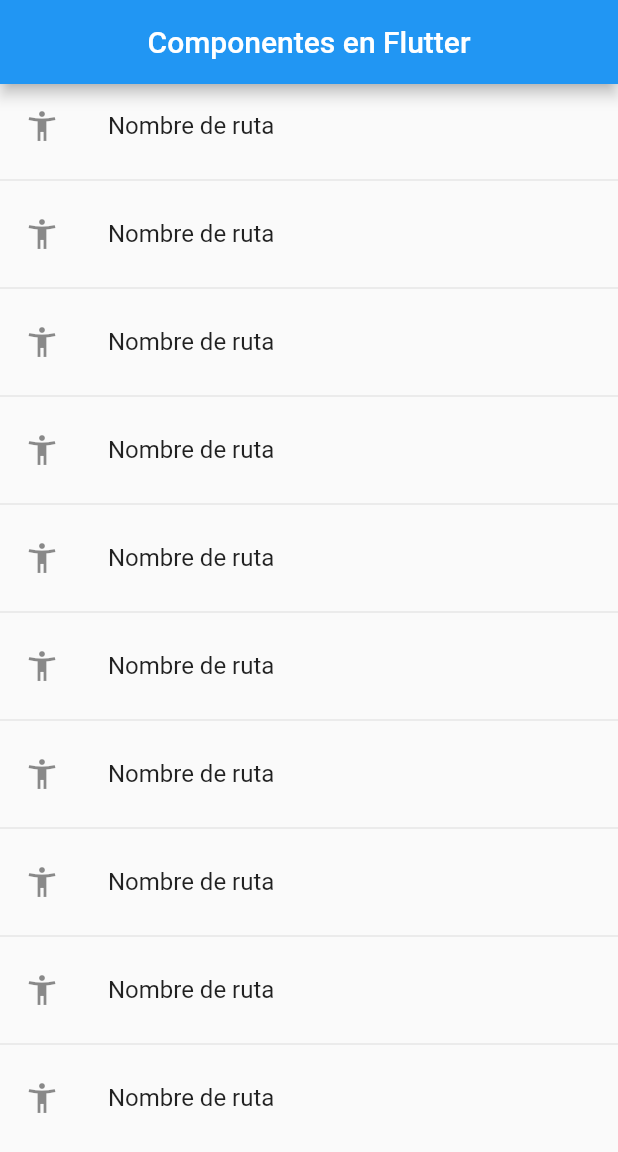
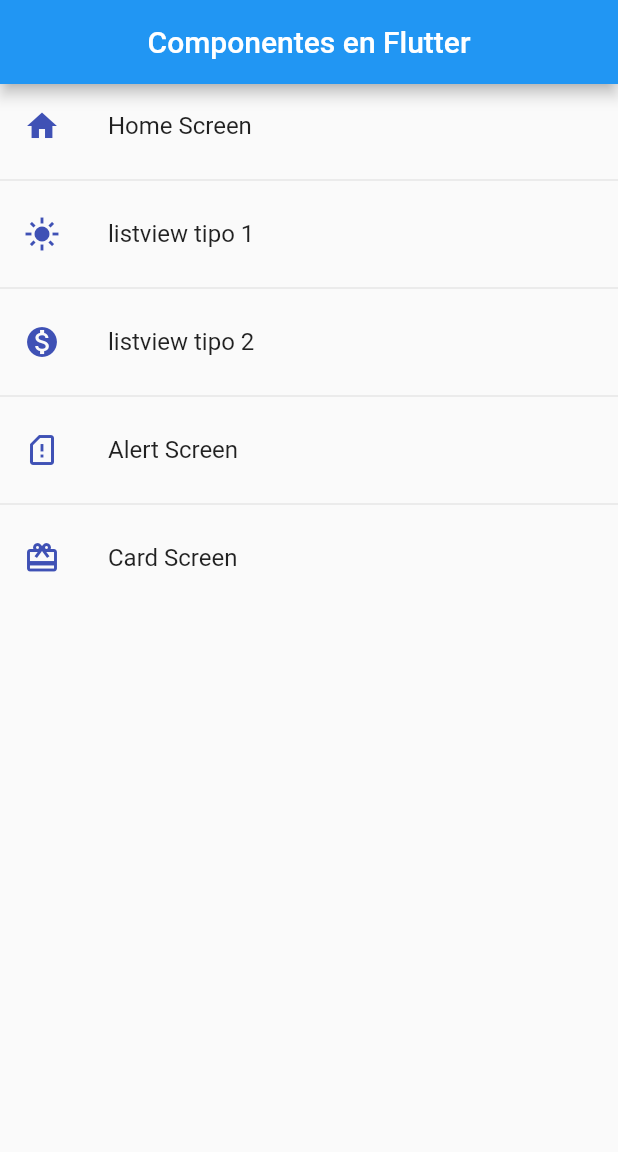
Before and after one commit to genesispinto/fl_components-flutter, a Flutter app: the screen it shows after launch, on a phone screen of 412 x 824 dp. Shown: the top 1152 px of the screen. Run offline on Flutter 3.47's test engine with Material 2 defaults, Android fonts, the phone set to English and light mode, and no system bars.

Commit message:
Usando rutas desde el archivo app_routes

```diff
--- a/lib/main.dart
+++ b/lib/main.dart
@@ -16,7 +16,7 @@ class MyApp extends StatelessWidget {
       debugShowCheckedModeBanner: false,
       title: 'Material App',
       initialRoute: AppRoutes.initialRoute,
-      routes: AppRoutes.routes,
+      routes: AppRoutes.getAppRoutes(),
       //onGenerateRoute sirve para general rutas no establecidas
       onGenerateRoute: AppRoutes.onGenerateRoute
     );
--- a/lib/router/app_routes.dart
+++ b/lib/router/app_routes.dart
@@ -17,15 +17,28 @@ class AppRoutes {
     MenuOption(route: 'alert',  name:'Alert Screen', screen: const AlertScreen(), icon: Icons.sim_card_alert_outlined),
     MenuOption(route: 'card',  name:'Card Screen', screen: const CardScreen(), icon: Icons.card_giftcard)
   ];
+
+  static Map<String, Widget Function(BuildContext)> getAppRoutes(){
+      Map<String, Widget Function(BuildContext)> appRoutes ={};
+
+        for(final option in menuOption){
+          appRoutes.addAll({option.route:(context) => option.screen});
+        }
+      return appRoutes;
+  }
+
+
+
+
 //Si se quisiese trabajar con modelo de rutas se usaria algo asi
- static Map<String, Widget Function(BuildContext)> routes = {
-        'home'     : ((context) => const HomeScreen()),
-        'listview1': ((context) => const Listview1Screen()),
-        'listview2': ((context) => const Listview2Screen()),
-        'alert'    : ((context) => const AlertScreen()),
-        'card'     : ((context) => const CardScreen())
+//  static Map<String, Widget Function(BuildContext)> routes = {
+//         'home'     : ((context) => const HomeScreen()),
+//         'listview1': ((context) => const Listview1Screen()),
+//         'listview2': ((context) => const Listview2Screen()),
+//         'alert'    : ((context) => const AlertScreen()),
+//         'card'     : ((context) => const CardScreen())
 
-      };
+//       };
  static Route<dynamic> onGenerateRoute (RouteSettings settings) {
         return MaterialPageRoute(
           builder:(context) => const AlertScreen()
--- a/lib/screens/home_screen.dart
+++ b/lib/screens/home_screen.dart
@@ -1,5 +1,7 @@
+import 'package:fl_components/models/models.dart';
+import 'package:fl_components/router/app_routes.dart';
 import 'package:flutter/material.dart';
-import 'package:fl_components/screens/screens.dart';
+
 
 class HomeScreen extends StatelessWidget {
 
@@ -13,17 +15,17 @@ class HomeScreen extends StatelessWidget {
       ),
       body: ListView.separated(
         itemBuilder:(context, index) => ListTile(
-          leading: const Icon(Icons.accessibility_new_outlined),
-          title: const Text('Nombre de ruta'),
+          leading: Icon(AppRoutes.menuOption[index].icon, color: Colors.indigo,),
+          title: Text(AppRoutes.menuOption[index].name),
           onTap: () {
             /* final route = MaterialPageRoute(builder:(context) => const Listview2Screen(),);
             Navigator.pushReplacement(context, route); */
-            Navigator.pushNamed(context, 'card');
+            Navigator.pushNamed(context, AppRoutes.menuOption[index].route);
             //push.Named solo necesita recibir como argumento alguna ruta valida establecida
           },
         ),
         separatorBuilder:(_, __) => const Divider(),
-        itemCount: 10)
+        itemCount: AppRoutes.menuOption.length)
     );
   }
 }
```
